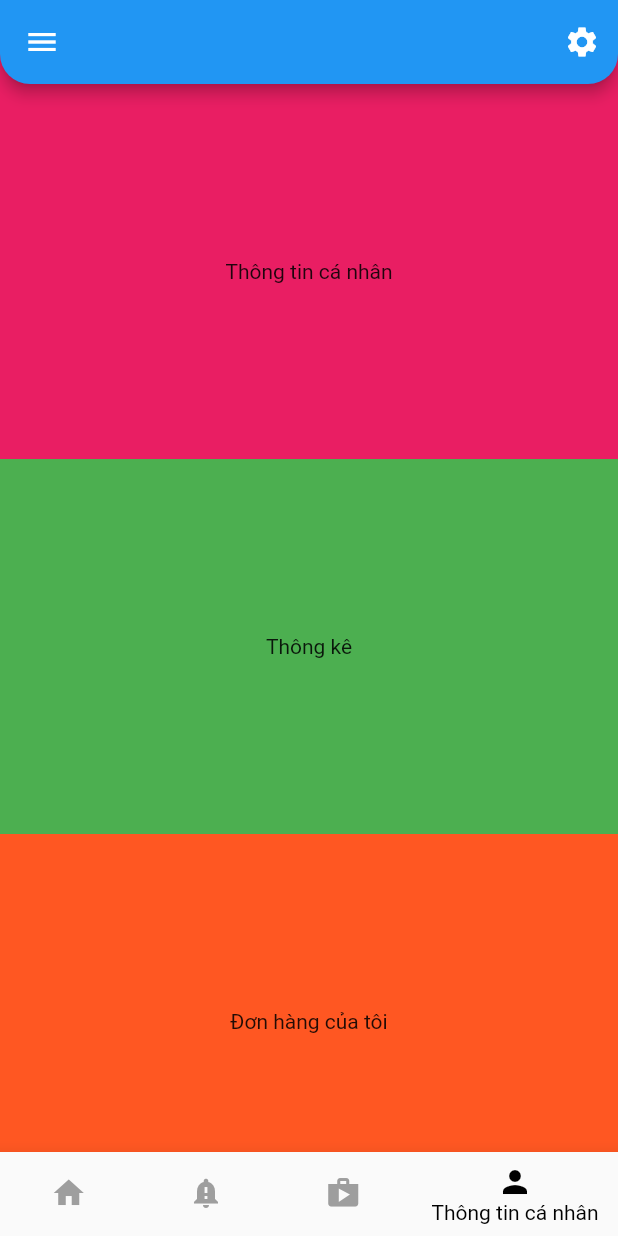
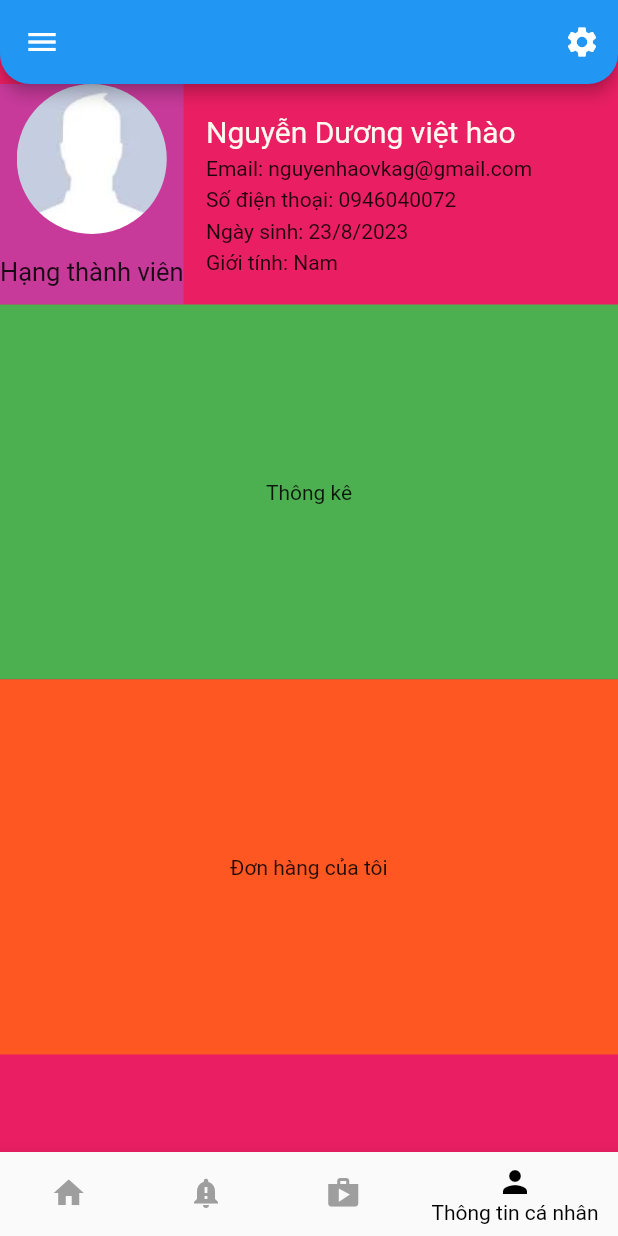
Before and after one commit to viehao38/AppBanHang, a Flutter app: the screen it shows after launch, item 4 of the bottom bar chosen, on a phone screen of 412 x 824 dp. Run offline on Flutter 3.47's test engine with Material 2 defaults, Android fonts, the phone set to English and light mode, and no system bars.

Commit message:
profile information

```diff
--- a/app_banhang/lib/profileScreen.dart
+++ b/app_banhang/lib/profileScreen.dart
@@ -12,17 +12,55 @@ class _MyProfileState extends State<MyProfile> {
   Widget build(BuildContext context) {
     return ListView(
       children: [
-        Container(
-          color: Colors.pink,
-          width: double.infinity,
-          height: 250,
-          child: const Center(
-            child: Text(
-              "Thông tin cá nhân",
-              textAlign: TextAlign.center,
+       Row(
+        children: [
+          Container(
+            color: Color.fromARGB(255, 199, 58, 154),
+           padding: const EdgeInsets.only(bottom: 12),
+            child: Column(
+              children: [
+                ClipOval(
+                  child: Image.asset("assets/img/avatar.jpg",
+                  width: 100,
+                  height: 100,
+                  fit:BoxFit.cover
+                  ),
+                ),
+                SizedBox(height: 15),
+                Text("Hạng thành viên",style: TextStyle(
+                  fontSize: 17
+                ),
+              //  textAlign: TextAlign.center,
+                )
+              ],
             ),
           ),
-        ),
+          SizedBox(width: 15),
+          Expanded(
+            child:Container(
+              color: Color.fromARGB(255, 233, 30, 99),
+              child: Column(
+                crossAxisAlignment: CrossAxisAlignment.start,
+                      children: const [
+                        Text("Nguyễn Dương việt hào",style: TextStyle(
+                          fontSize: 20,
+                          color: Color.fromARGB(255, 255, 249, 240),
+                        )),
+                        SizedBox(height: 5),
+                        Text("Email: nguyenhaovkag@gmail.com"),
+                        SizedBox(height: 5),
+                        Text("Số điện thoại: 0946040072"),
+                        SizedBox(height: 5),
+                        Text("Ngày sinh: 23/8/2023"),
+                        SizedBox(height: 5),
+                        Text("Giới tính: Nam"),
+                      ],
+              ),
+            )
+          )
+        ],
+
+       ),
         Container(
           color: Colors.green,
           width: double.infinity,
--- a/app_banhang/pubspec.yaml
+++ b/app_banhang/pubspec.yaml
@@ -60,6 +60,7 @@ flutter:
   assets:
     - assets/img/Yelan.jpg
     - assets/img/background.jpg
+    - assets/img/avatar.jpg
   #   - images/a_dot_ham.jpeg
 
   # An image asset can refer to one or more resolution-specific "variants", see
```
Also changed, not shown: app_banhang/assets/img/avatar.jpg (added).
